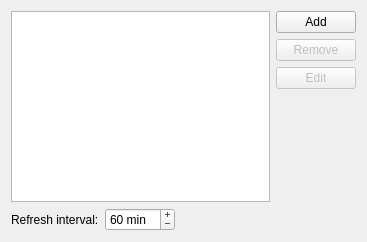
First picture: the form in src/plugins/coreplugin/locator/settingspage.ui, repository qt-creator/qt-creator, before the edit.
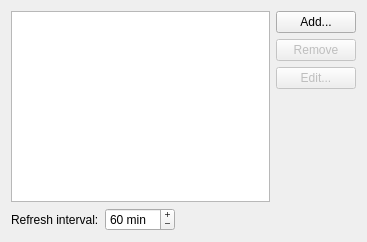
Second picture: the form after the edit.

Commit message: Add "..." to buttons which open a dialog

```diff
--- a/src/plugins/coreplugin/locator/settingspage.ui
+++ b/src/plugins/coreplugin/locator/settingspage.ui
@@ -26,7 +26,7 @@
      <item>
       <widget class="QPushButton" name="addButton">
        <property name="text">
-        <string>Add</string>
+        <string>Add...</string>
        </property>
       </widget>
      </item>
@@ -46,7 +46,7 @@
         <bool>false</bool>
        </property>
        <property name="text">
-        <string>Edit</string>
+        <string>Edit...</string>
        </property>
       </widget>
      </item>
```
The commit also changes 6 other files.
